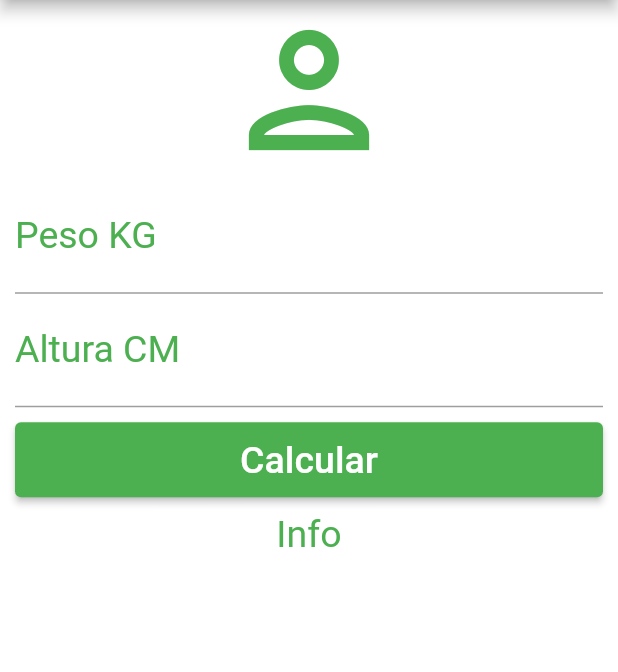
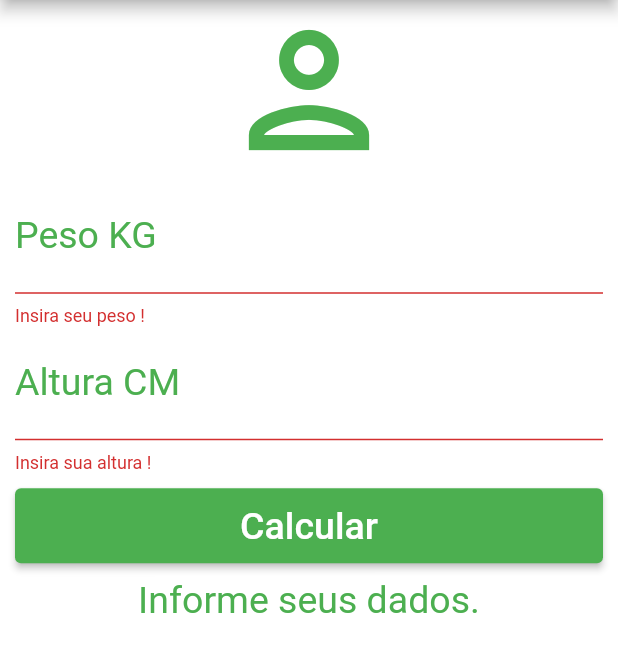
Before and after one commit to lrbarros/flutter-imc, a Flutter app: the screen it shows after launch, after a tap on "Calcular", on a phone screen of 412 x 824 dp, the part 84-756 px from its top. Run offline on Flutter 3.47's test engine with Material 2 defaults, Android fonts, the phone set to English and light mode, and no system bars.

```diff
--- a/calculadora_imc/lib/main.dart
+++ b/calculadora_imc/lib/main.dart
@@ -14,6 +14,44 @@ class Home extends StatefulWidget {
 }
 
 class _HomeState extends State<Home> {
+  TextEditingController weightController = TextEditingController();
+  TextEditingController heightController = TextEditingController();
+
+  GlobalKey<FormState> _formKey = GlobalKey<FormState>();
+
+  String _infoText = "Informe seus dados.";
+
+  void _resetFields() {
+    weightController.text = "";
+    heightController.text = "";
+    setState(() {
+      _infoText = "Informe seus dados.";
+      _formKey = GlobalKey<FormState>();
+    });
+  }
+
+  void _calculate() {
+    setState(() {
+      double weight = double.parse(weightController.text);
+      double height = double.parse(heightController.text) / 100;
+      double imc = weight / (height * height);
+      print(imc);
+      if (imc < 18.6) {
+        _infoText = "Abaixo do Peso (${imc.toStringAsPrecision(4)})";
+      } else if (imc >= 18.6 && imc < 24.9) {
+        _infoText = "Peso Ideal (${imc.toStringAsPrecision(4)})";
+      } else if (imc >= 24.9 && imc < 29.9) {
+        _infoText = "Levemente Acima do Peso (${imc.toStringAsPrecision(4)})";
+      } else if (imc >= 29.9 && imc < 34.9) {
+        _infoText = "Obesidade Grau I (${imc.toStringAsPrecision(4)})";
+      } else if (imc >= 34.9 && imc < 39.9) {
+        _infoText = "Obesidade Grau II (${imc.toStringAsPrecision(4)})";
+      } else if (imc >= 40) {
+        _infoText = "Obesidade Grau III (${imc.toStringAsPrecision(4)})";
+      }
+    });
+  }
+
   @override
   Widget build(BuildContext context) {
     return Scaffold(
@@ -24,13 +62,15 @@ class _HomeState extends State<Home> {
         backgroundColor: Colors.green,
         actions: [
           IconButton(
-            onPressed: () {},
+            onPressed: _resetFields,
             icon: Icon(Icons.refresh),
           ),
         ],
       ),
       body: SingleChildScrollView(
         padding: EdgeInsets.fromLTRB(10.0, 0.0, 10.0, 0.0),
+        child: Form(
+          key: _formKey,
           child: Column(
             crossAxisAlignment: CrossAxisAlignment.stretch,
             children: [
@@ -39,28 +79,44 @@ class _HomeState extends State<Home> {
                 color: Colors.green,
                 size: 120.0,
               ),
-            TextField(
+              TextFormField(
                 keyboardType: TextInputType.number,
                 decoration: InputDecoration(
                     labelText: "Peso KG",
                     labelStyle: TextStyle(color: Colors.green)),
                 textAlign: TextAlign.center,
                 style: TextStyle(fontSize: 25.0),
+                controller: weightController,
+                validator: (value){
+                  if(value!.isEmpty){
+                    return "Insira seu peso !";
+                  }
+                },
               ),
-            TextField(
+              TextFormField(
                 keyboardType: TextInputType.number,
                 decoration: InputDecoration(
                     labelText: "Altura CM",
                     labelStyle: TextStyle(color: Colors.green)),
                 textAlign: TextAlign.center,
                 style: TextStyle(fontSize: 25.0),
+                controller: heightController,
+                validator: (value){
+                  if(value!.isEmpty){
+                    return "Insira sua altura !";
+                  }
+                },
               ),
               Padding(
-             padding: EdgeInsets.only(top:10.0, bottom:10.0),
-             child:  Container(
+                padding: EdgeInsets.only(top: 10.0, bottom: 10.0),
+                child: Container(
                   height: 50,
                   child: ElevatedButton(
-                 onPressed: () {},
+                    onPressed: (){
+                      if(_formKey.currentState!.validate()){
+                        _calculate();
+                      }
+                    },
                     child: Text(
                       "Calcular",
                       style: TextStyle(color: Colors.white, fontSize: 25.0),
@@ -73,13 +129,14 @@ class _HomeState extends State<Home> {
                 ),
               ),
               Text(
-              "Info",
+                _infoText,
                 style: TextStyle(fontSize: 25.0, color: Colors.green),
                 textAlign: TextAlign.center,
               )
             ],
           ),
         ),
+      ),
     );
   }
 }
```
Lines whose indentation alone changed are shown as unchanged.
